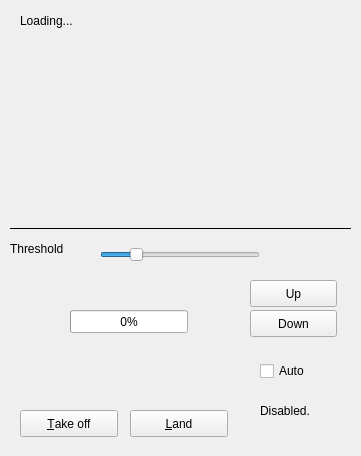
Old version of the form src/mav_control.ui in the repository pj11/mav.
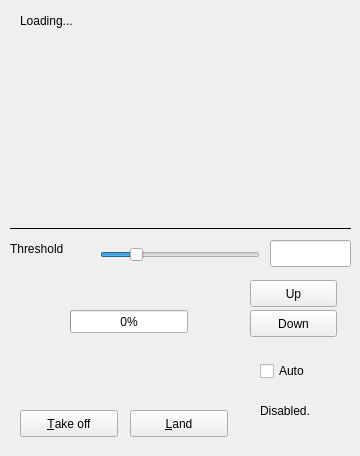
New version of the form. Icons and pictures are not drawn.

```diff
--- a/src/mav_control.ui
+++ b/src/mav_control.ui
@@ -6,7 +6,7 @@
    <rect>
     <x>0</x>
     <y>0</y>
-    <width>361</width>
+    <width>360</width>
     <height>456</height>
    </rect>
   </property>
@@ -178,6 +178,16 @@
     <number>0</number>
    </property>
   </widget>
+  <widget class="QLineEdit" name="lineEdit">
+   <property name="geometry">
+    <rect>
+     <x>270</x>
+     <y>240</y>
+     <width>81</width>
+     <height>27</height>
+    </rect>
+   </property>
+  </widget>
  </widget>
  <resources/>
  <connections/>
```
